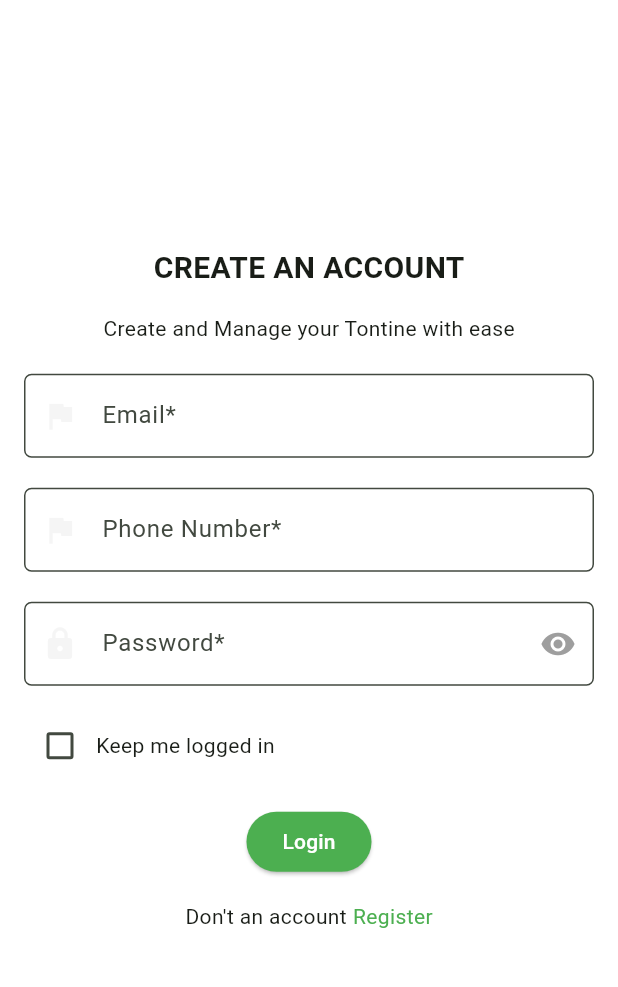
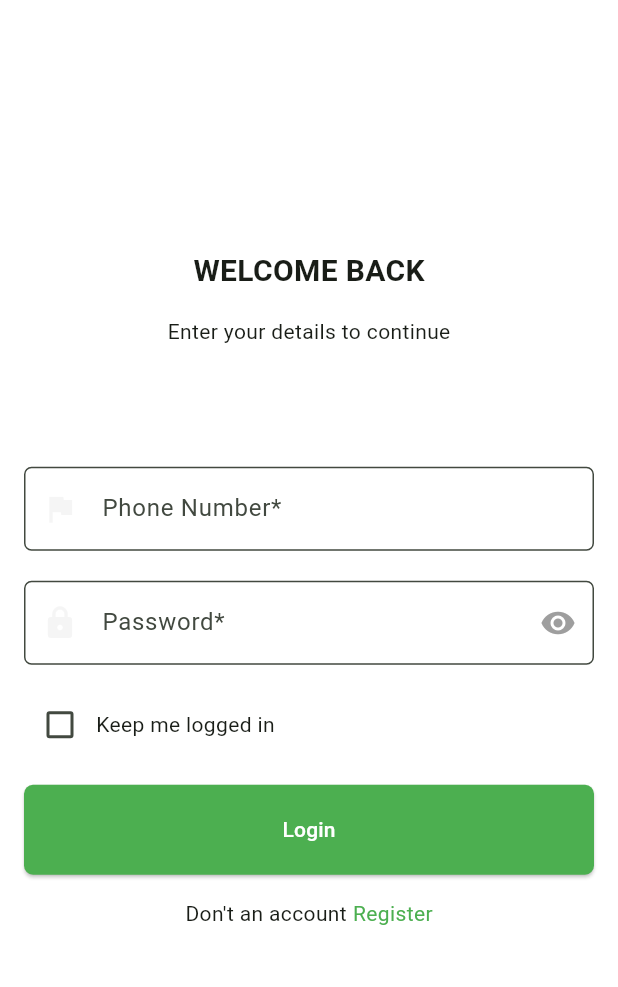
Before and after one commit to Samsonroyal/Tontineo, a Flutter app: the LoginPage screen opened directly, on a phone screen of 412 x 824 dp, the part 71-1058 px from its top. Run offline on Flutter 3.47's test engine with Material 3 defaults, Android fonts, the light colour scheme and no system bars.

Commit message:
harmonised login page with design files

```diff
--- a/lib/login_page.dart
+++ b/lib/login_page.dart
@@ -35,23 +35,13 @@ class _LoginPageState extends State<LoginPage> {
         padding: const EdgeInsets.all(16.0),
         child: Column(mainAxisAlignment: MainAxisAlignment.center, children: [
           const Text(
-            "CREATE AN ACCOUNT",
+            "WELCOME BACK",
             style: TextStyle(fontSize: 20.0, fontWeight: FontWeight.bold),
           ),
           SizedBox(height: 16.0),
-          Text("Create and Manage your Tontine with ease"),
+          Text("Enter your details to continue"),
 
-          SizedBox(height: 20.0),
-          TextFormField(
-            decoration: InputDecoration(
-              border: const OutlineInputBorder(
-                  borderRadius: BorderRadius.all(Radius.circular(5.0))),
-              prefixIcon: Icon(Icons.flag, color: Colors.grey[100]),
-              hintText: "Email*",
-              filled: true,
-              fillColor: Colors.white,
-            ),
-          ),
+          SizedBox(height: 60.0),
           const SizedBox(height: 20.0),
           TextFormField(
             style: TextStyle(color: Colors.green),
@@ -105,7 +95,7 @@ class _LoginPageState extends State<LoginPage> {
             ],
           ),
 
-// Register button
+// Login Button
           SizedBox(height: 16.0),
           Column(
             mainAxisAlignment: MainAxisAlignment.spaceEvenly,
@@ -115,7 +105,12 @@ class _LoginPageState extends State<LoginPage> {
                   // Implement registration functionality
                 },
                 style: ElevatedButton.styleFrom(
-                  primary: Colors.green,
+                primary: Colors.green,
+                shape: RoundedRectangleBorder(
+                  borderRadius: BorderRadius.circular(6.0),
+                ),
+                padding: EdgeInsets.all(16.0),
+                minimumSize: Size.fromHeight(60.0),
                 ),
                 child: const Text(
                   "Login",
```
